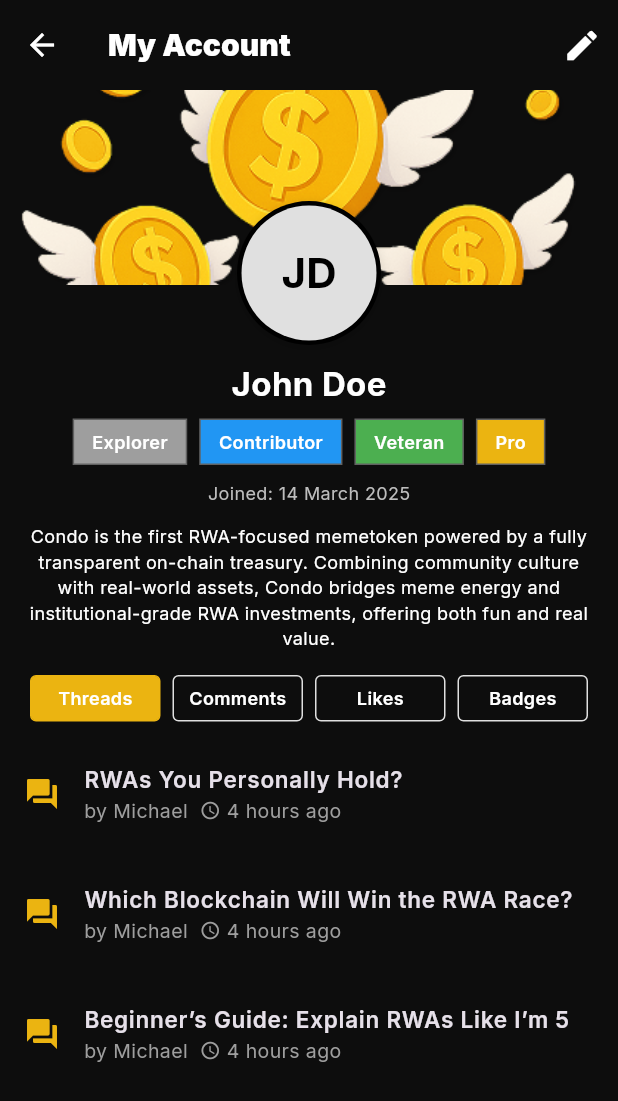
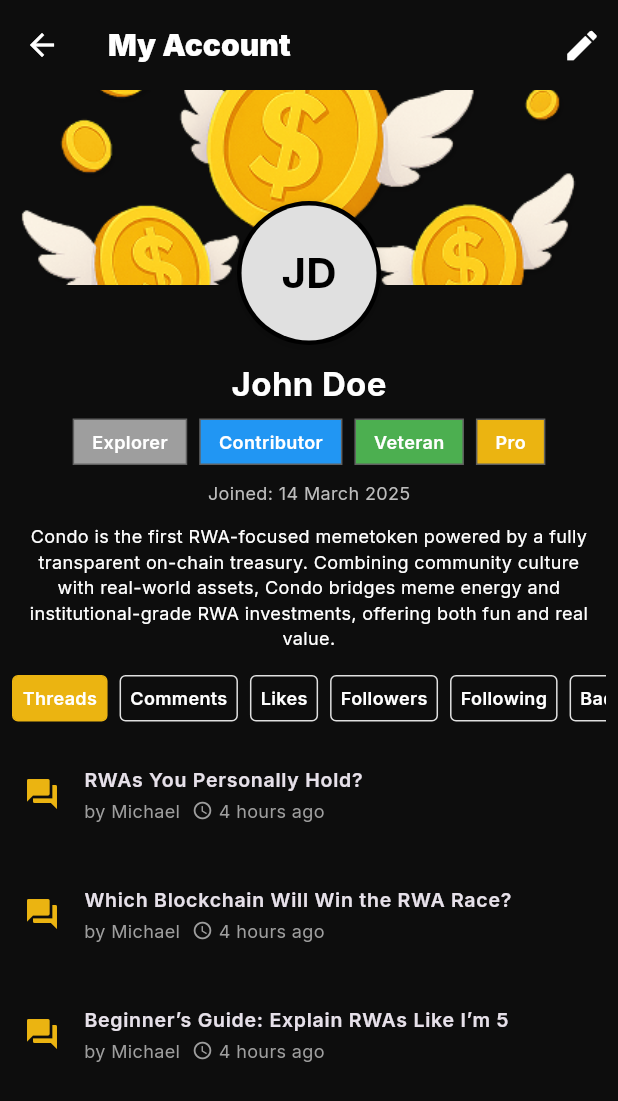
Before and after one commit to abdGhost/rwa_pros, a Flutter app: the NewProfileScreen screen opened directly, on a phone screen of 412 x 824 dp. Shown: the top 1101 px of the screen. Run offline on Flutter 3.47's test engine with Material 3 defaults, Android fonts, the phone set to English and light mode, and no system bars; our stand-ins replace carousel_slider, connectivity_plus, firebase_analytics, firebase_auth, firebase_core, firebase_messaging and 18 more; missing offline and left inert: flutter_quill; accounts and stored records are empty; network calls fail; project files that could hold a hidden picture were left out.

Commit message:
added followers and following tabs

```diff
--- a/lib/screens/profile/new_profile.dart
+++ b/lib/screens/profile/new_profile.dart
@@ -221,22 +221,29 @@ class _NewProfileScreenState extends State<NewProfileScreen> {
   }
 
   Widget _buildTabs(ThemeData theme) {
-    List<String> tabs = ["Threads", "Comments", "Likes", "Badges"];
+    List<String> tabs = [
+      "Threads",
+      "Comments",
+      "Likes",
+      "Followers",
+      "Following",
+      "Badges",
+    ];
 
     return Padding(
-      padding: const EdgeInsets.symmetric(horizontal: 16),
-      child: Row(
-        children:
-            tabs
-                .map(
-                  (tab) => Expanded(
-                    child: Padding(
-                      padding: const EdgeInsets.symmetric(horizontal: 4),
-                      child: _tabItem(tab),
-                    ),
-                  ),
-                )
-                .toList(),
+      padding: const EdgeInsets.symmetric(horizontal: 8),
+      child: SingleChildScrollView(
+        scrollDirection: Axis.horizontal,
+        child: Row(
+          children: List.generate(tabs.length, (index) {
+            return Row(
+              children: [
+                _tabItem(tabs[index]),
+                if (index != tabs.length - 1) const SizedBox(width: 8),
+              ],
+            );
+          }),
+        ),
       ),
     );
   }
@@ -250,7 +257,7 @@ class _NewProfileScreenState extends State<NewProfileScreen> {
       onTap: () => setState(() => _selectedTab = title),
       child: Container(
         alignment: Alignment.center,
-        padding: const EdgeInsets.symmetric(vertical: 6),
+        padding: const EdgeInsets.symmetric(vertical: 6, horizontal: 6),
         decoration: BoxDecoration(
           borderRadius: BorderRadius.circular(4),
           color: isSelected ? const Color(0xFFEBB411) : Colors.transparent,
@@ -281,19 +288,19 @@ class _NewProfileScreenState extends State<NewProfileScreen> {
       leading: const Icon(Icons.forum, color: Color(0xFFEBB411)),
       title: Text(
         title,
-        style: GoogleFonts.inter(fontSize: 15, fontWeight: FontWeight.w600),
+        style: GoogleFonts.inter(fontSize: 13, fontWeight: FontWeight.w600),
       ),
       subtitle: Row(
         children: [
           Text(
             "by $author",
-            style: GoogleFonts.inter(fontSize: 13, color: Colors.grey),
+            style: GoogleFonts.inter(fontSize: 12, color: Colors.grey),
           ),
           const SizedBox(width: 8),
           const Icon(Icons.access_time, size: 14, color: Colors.grey),
           Text(
             " 4 hours ago",
-            style: GoogleFonts.inter(fontSize: 13, color: Colors.grey),
+            style: GoogleFonts.inter(fontSize: 12, color: Colors.grey),
           ),
         ],
       ),
```
